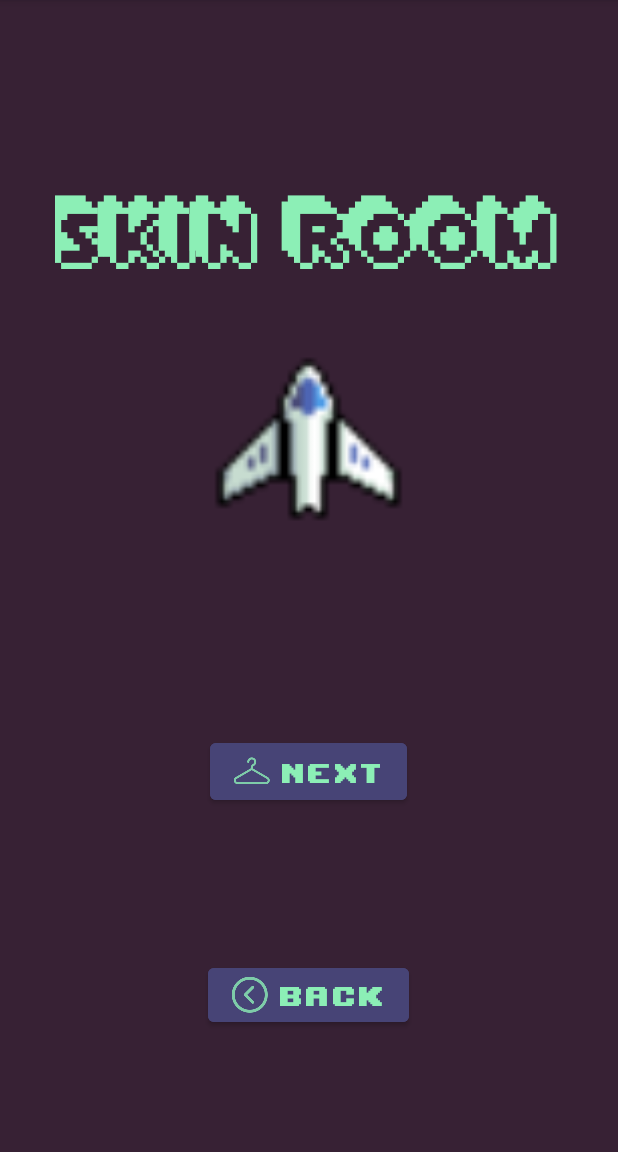
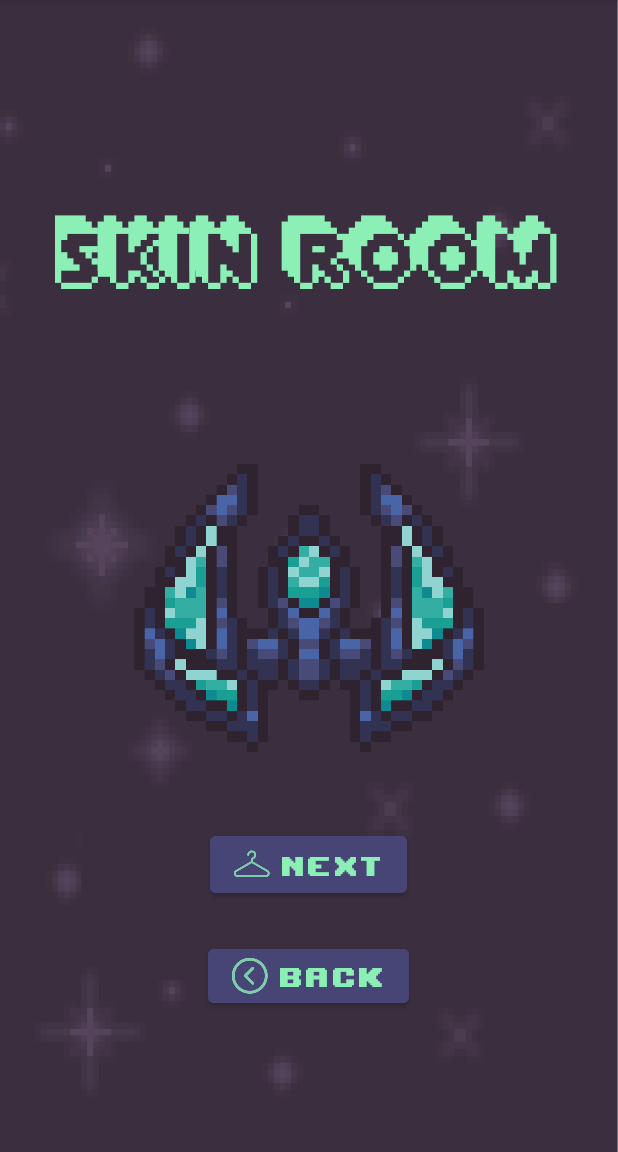
Before and after one commit to simasalaune/BeyondTheGalacticSafari, an Android app: the SkinRoom screen opened directly, with no data from a screen before it, on a phone screen of 412 x 824 dp, the part 84-1236 px from its top. Run offline under Robolectric (Android 15) with nearby library versions, the phone set to English and light mode, and no system bars.

Commit message:
New skins, title+planet sprites

```diff
--- a/app/src/main/java/com/example/beyondthegalacticsafari/SkinRoom.java
+++ b/app/src/main/java/com/example/beyondthegalacticsafari/SkinRoom.java
@@ -33,19 +33,19 @@ public class SkinRoom extends AppCompatActivity {
             case 1:
                 nextButton.setText("Next");
                 nextButton.setCompoundDrawablesWithIntrinsicBounds(R.drawable.skin, 0, 0, 0);
-                skin.setImageResource(R.drawable.main_ship___base___full_health);
+                skin.setImageResource(R.drawable.shipone);
                 // TODO:
                 break;
             case 2:
                 nextButton.setText("Next");
                 nextButton.setCompoundDrawablesWithIntrinsicBounds(R.drawable.skin, 0, 0, 0);
-                skin.setImageResource(R.drawable.emissary);
+                skin.setImageResource(R.drawable.shiptwo);
                 // TODO:
                 break;
             case 3:
                 nextButton.setText("Next");
                 nextButton.setCompoundDrawablesWithIntrinsicBounds(R.drawable.skin, 0, 0, 0);
-                skin.setImageResource(R.drawable.beholder);
+                skin.setImageResource(R.drawable.shipthree);
                 // TODO:
                 break;
         }
--- a/app/src/main/res/layout/activity_change_skin.xml
+++ b/app/src/main/res/layout/activity_change_skin.xml
@@ -6,7 +6,7 @@
     android:layout_height="match_parent"
     tools:context=".OptionsActivity"
     android:orientation="vertical"
-    android:background="#372134"
+    android:background="@drawable/galaxy"
     android:gravity="center">
 
 
@@ -14,6 +14,7 @@
         android:layout_width="wrap_content"
         android:layout_height="wrap_content"
         android:layout_marginTop="50dp"
+        android:layout_marginBottom="50dp"
         android:fontFamily="@font/extrude"
         android:text="Skin Room"
         android:textAlignment="center"
@@ -22,15 +23,16 @@
 
     <ImageView
         android:id="@+id/skins"
-        android:layout_width="339dp"
-        android:layout_height="193dp"
-        app:srcCompat="@drawable/main_ship___base___full_health" />
+        android:layout_width="336dp"
+        android:layout_height="192dp"
+        android:layout_marginTop="50dp"
+        app:srcCompat="@drawable/shipone" />
 
     <Button
         android:id="@+id/next_button"
         android:layout_width="wrap_content"
         android:layout_height="50dp"
-        android:layout_marginTop="100dp"
+        android:layout_marginTop="50dp"
         android:backgroundTint="#474476"
         android:drawableLeft="@drawable/skin"
         android:fontFamily="@font/upheavtt"
@@ -42,7 +44,7 @@
     <Button
         android:layout_width="wrap_content"
         android:layout_height="wrap_content"
-        android:layout_marginTop="100dp"
+        android:layout_marginTop="25dp"
         android:backgroundTint="#474476"
         android:drawableLeft="@drawable/back"
         android:fontFamily="@font/upheavtt"
```
Also changed, not shown: app/src/main/res/layout/activity_game_screen.xml (+5 -3 lines), app/src/main/res/layout/activity_main.xml (+12 -12 lines), app/src/main/res/layout/activity_options.xml (+4 -4 lines), app/src/main/res/drawable/galaxy.png (added), app/src/main/res/drawable/planet.png (added), app/src/main/res/drawable/shipone.png (added), app/src/main/res/drawable/shipthree.png (added), app/src/main/res/drawable/shiptwo.png (added), app/src/main/res/drawable/title.png (added).
